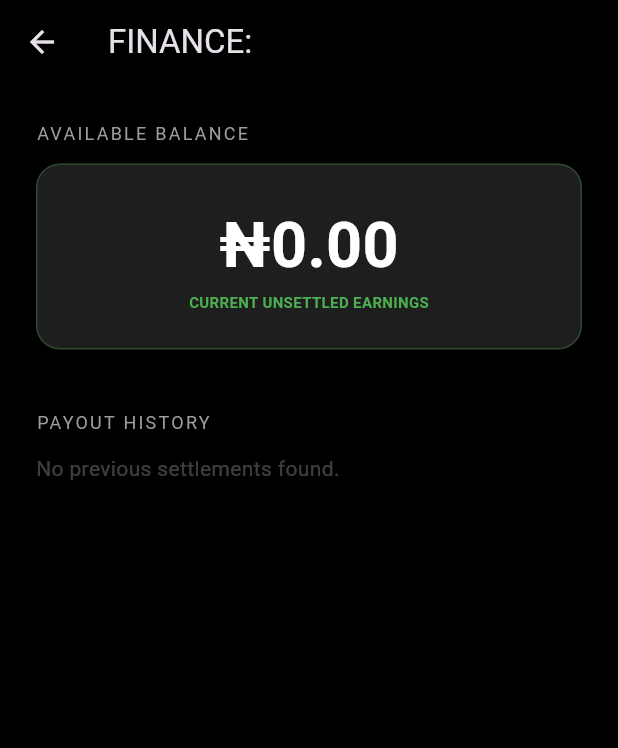
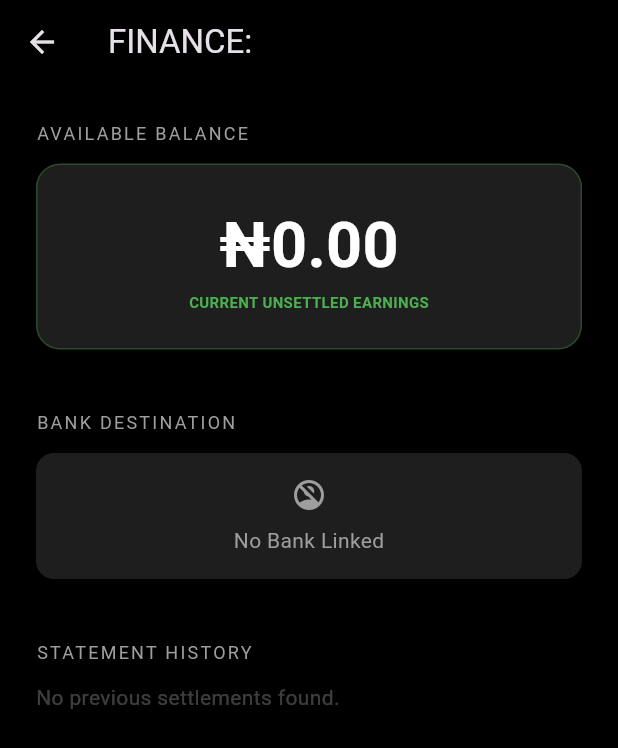
Before and after one commit to Emyres970/xprex-admin, a Flutter app: the BankDetailScreen screen opened directly with empty values, on a phone screen of 412 x 824 dp. Shown: the top 748 px of the screen. Run offline on Flutter 3.47's test engine with Material 3 defaults, Android fonts, the phone set to English and light mode, and no system bars; our stand-ins replace go_router, supabase_flutter; accounts and stored records are empty.

Commit message:
fix(ui): restore prominent copy button and payout ledger layout

```diff
--- a/lib/dashboard/bank_detail_screen.dart
+++ b/lib/dashboard/bank_detail_screen.dart
@@ -16,14 +16,21 @@ class BankDetailScreen extends StatelessWidget {
 
   @override
   Widget build(BuildContext context) {
-    // Current Wallet (Live from Profile table)
+    // Current Wallet
     final walletStream = Supabase.instance.client
         .from('profiles')
         .stream(primaryKey: ['id'])
         .eq('id', profileId)
         .limit(1);
 
-    // Historical Payouts (The Archive)
+    // Bank Details
+    final bankStream = Supabase.instance.client
+        .from('creator_bank_accounts')
+        .stream(primaryKey: ['id'])
+        .eq('user_id', authUserId)
+        .limit(1);
+
+    // Historical Payouts
     final historyStream = Supabase.instance.client
         .from('payouts')
         .stream(primaryKey: ['id'])
@@ -45,7 +52,7 @@ class BankDetailScreen extends StatelessWidget {
             const Text("AVAILABLE BALANCE", style: TextStyle(color: Colors.grey, fontSize: 12, letterSpacing: 1.5)),
             const SizedBox(height: 12),
 
-            // --- LIVE WALLET CARD ---
+            // --- ACTIVE WALLET ---
             StreamBuilder<List<Map<String, dynamic>>>(
               stream: walletStream,
               builder: (context, snapshot) {
@@ -73,7 +80,73 @@ class BankDetailScreen extends StatelessWidget {
 
             const SizedBox(height: 40),
 
-            const Text("PAYOUT HISTORY", style: TextStyle(color: Colors.grey, fontSize: 12, letterSpacing: 1.5)),
+            // --- BANK DETAILS ---
+            const Text("BANK DESTINATION", style: TextStyle(color: Colors.grey, fontSize: 12, letterSpacing: 1.5)),
+            const SizedBox(height: 12),
+            StreamBuilder<List<Map<String, dynamic>>>(
+              stream: bankStream,
+              builder: (context, snapshot) {
+                if (!snapshot.hasData || snapshot.data!.isEmpty) {
+                  return Container(
+                    padding: const EdgeInsets.all(16),
+                    width: double.infinity,
+                    decoration: BoxDecoration(color: const Color(0xFF1E1E1E), borderRadius: BorderRadius.circular(12)),
+                    child: const Column(children: [
+                      Icon(Icons.no_accounts, color: Colors.grey),
+                      SizedBox(height: 8),
+                      Text("No Bank Linked", style: TextStyle(color: Colors.grey))
+                    ]),
+                  );
+                }
+
+                final bank = snapshot.data!.first;
+                final accNumber = bank['account_number'] ?? '000';
+
+                return Column(
+                  children: [
+                    Container(
+                      padding: const EdgeInsets.all(20),
+                      decoration: BoxDecoration(
+                        color: const Color(0xFF1E1E1E),
+                        borderRadius: BorderRadius.circular(16),
+                      ),
+                      child: Column(
+                        children: [
+                          _buildBankRow("Bank Name", bank['bank_name'] ?? 'Unknown'),
+                          const Divider(color: Colors.white10),
+                          _buildBankRow("Account Name", bank['account_name'] ?? 'Unknown'),
+                          const Divider(color: Colors.white10),
+                          // Just text here, button is below
+                          _buildBankRow("Account Number", accNumber),
+                        ],
+                      ),
+                    ),
+                    const SizedBox(height: 16),
+                    // THE BIG BUTTON IS BACK
+                    SizedBox(
+                      width: double.infinity,
+                      height: 56,
+                      child: ElevatedButton.icon(
+                        icon: const Icon(Icons.copy, color: Colors.black),
+                        label: const Text("COPY ACCOUNT NUMBER", style: TextStyle(color: Colors.black, fontWeight: FontWeight.bold)),
+                        style: ElevatedButton.styleFrom(
+                          backgroundColor: Colors.amber,
+                          shape: RoundedRectangleBorder(borderRadius: BorderRadius.circular(12)),
+                        ),
+                        onPressed: () {
+                          Clipboard.setData(ClipboardData(text: accNumber));
+                          ScaffoldMessenger.of(context).showSnackBar(const SnackBar(content: Text("Account Number Copied!")));
+                        },
+                      ),
+                    ),
+                  ],
+                );
+              },
+            ),
+
+            const SizedBox(height: 40),
+
+            const Text("STATEMENT HISTORY", style: TextStyle(color: Colors.grey, fontSize: 12, letterSpacing: 1.5)),
             const SizedBox(height: 12),
 
             // --- PAYOUT LEDGER ---
@@ -94,26 +167,42 @@ class BankDetailScreen extends StatelessWidget {
                   itemBuilder: (context, index) {
                     final payout = payouts[index];
                     final isPaid = payout['status'] == 'Paid';
+                    final dateLabel = _formatDate(payout['period'].toString());
 
                     return Container(
                       margin: const EdgeInsets.only(bottom: 8),
                       decoration: BoxDecoration(
                         color: const Color(0xFF1E1E1E),
                         borderRadius: BorderRadius.circular(12),
+                        border: Border(left: BorderSide(color: isPaid ? Colors.green : Colors.amber, width: 4)),
                       ),
                       child: ListTile(
-                        leading: Icon(isPaid ? Icons.check_circle : Icons.pending, color: isPaid ? Colors.green : Colors.orange),
+                        leading: Icon(isPaid ? Icons.check_circle : Icons.pending, color: isPaid ? Colors.green : Colors.amber),
                         title: Text("₦${_formatMoney(payout['amount'])}", style: const TextStyle(color: Colors.white, fontWeight: FontWeight.bold)),
-                        subtitle: Text(payout['period'].toString(), style: const TextStyle(color: Colors.grey, fontSize: 11)),
-                        trailing: Text(isPaid ? "PAID" : "PROCESSING", style: TextStyle(color: isPaid ? Colors.green : Colors.orange, fontSize: 10, fontWeight: FontWeight.bold)),
+                        subtitle: Text(dateLabel, style: const TextStyle(color: Colors.grey, fontSize: 11)),
+                        trailing: Text(isPaid ? "PAID" : "PROCESSING", style: TextStyle(color: isPaid ? Colors.green : Colors.amber, fontSize: 10, fontWeight: FontWeight.bold)),
                       ),
                     );
                   },
                 );
               },
             ),
+            const SizedBox(height: 40),
           ],
         ),
+      ),
+    );
+  }
+
+  Widget _buildBankRow(String label, String value) {
+    return Padding(
+      padding: const EdgeInsets.symmetric(vertical: 12),
+      child: Row(
+        mainAxisAlignment: MainAxisAlignment.spaceBetween,
+        children: [
+          Text(label, style: const TextStyle(color: Colors.grey)),
+          Text(value, style: const TextStyle(color: Colors.white, fontWeight: FontWeight.bold, fontSize: 16)),
+        ],
       ),
     );
   }
@@ -121,4 +210,14 @@ class BankDetailScreen extends StatelessWidget {
   String _formatMoney(num amount) {
     return amount.toStringAsFixed(2).replaceAllMapped(RegExp(r'(\d{1,3})(?=(\d{3})+(?!\d))'), (Match m) => '${m[1]},');
   }
+
+  String _formatDate(String isoString) {
+    try {
+      final date = DateTime.parse(isoString);
+      const months = ["Jan", "Feb", "Mar", "Apr", "May", "Jun", "Jul", "Aug", "Sep", "Oct", "Nov", "Dec"];
+      return "${months[date.month - 1]} ${date.year}";
+    } catch (_) {
+      return isoString;
+    }
+  }
 }
```
